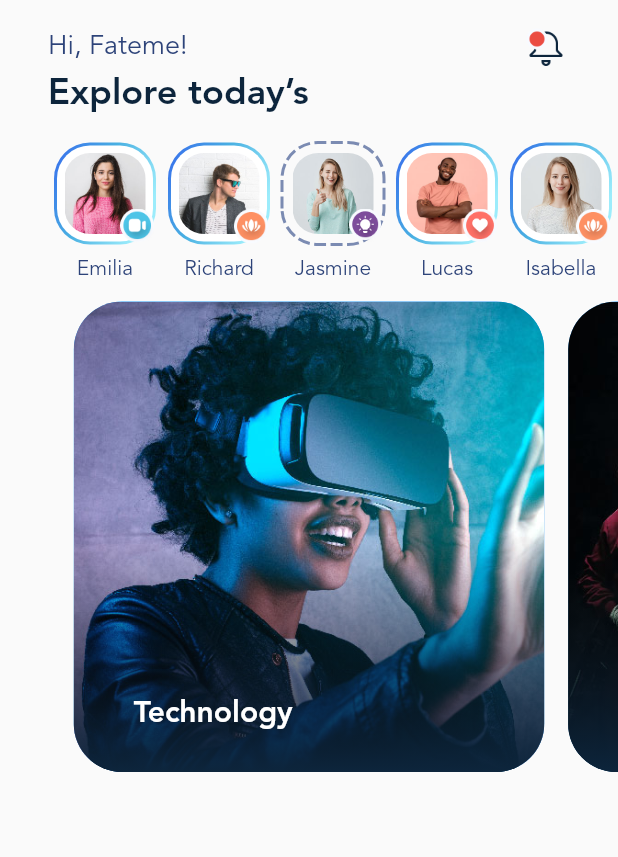
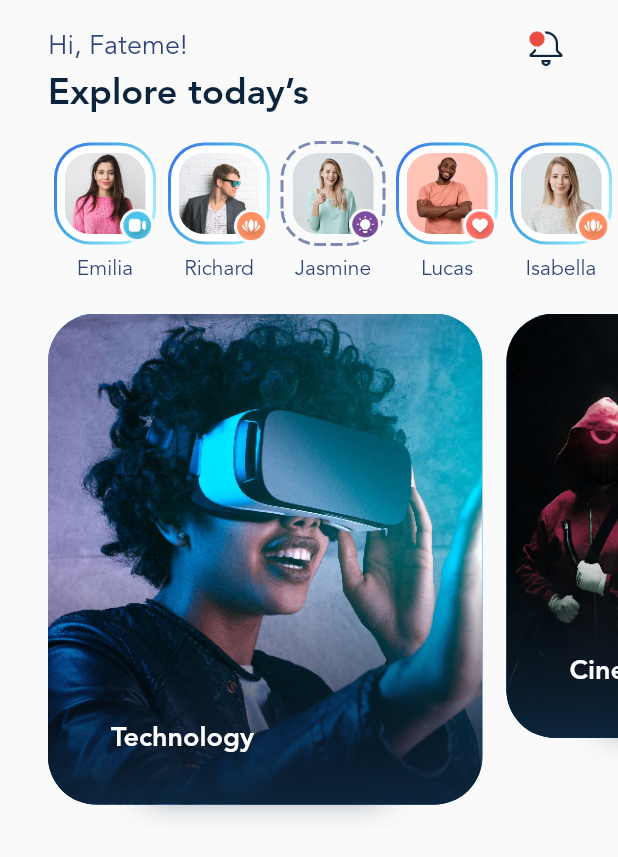
Before and after one commit to lfawtme/blogclub, a Flutter app: the screen it shows after launch, on a phone screen of 412 x 824 dp. Shown: the top 857 px of the screen. Run offline on Flutter 3.47's test engine with Material 2 defaults, Android fonts, the phone set to English and light mode, and no system bars; drawn by our look-alikes of dotted_border.

```diff
--- a/lib/carousel/carousel_slider.dart
+++ b/lib/carousel/carousel_slider.dart
@@ -245,6 +245,7 @@ class CarouselSliderState extends State<CarouselSlider>
   Widget getCenterWrapper(Widget child) {
     if (widget.options.disableCenter) {
       return Container(
+        alignment: Alignment.topCenter,
         child: child,
       );
     }
@@ -301,7 +302,7 @@ class CarouselSliderState extends State<CarouselSlider>
   @override
   Widget build(BuildContext context) {
     return getGestureWrapper(PageView.builder(
-      padEnds: widget.options.padEnds,
+      padEnds: false,
       scrollBehavior: ScrollConfiguration.of(context).copyWith(
         scrollbars: false,
         overscroll: false,
--- a/lib/main.dart
+++ b/lib/main.dart
@@ -29,7 +29,8 @@ class MyApp extends StatelessWidget {
             headline6: TextStyle(
                 fontFamily: defaultFontFamily,
                 fontWeight: FontWeight.bold,
-                color: primaryTextColor),
+                color: primaryTextColor,
+                fontSize: 18),
             headline4: TextStyle(
                 fontFamily: defaultFontFamily,
                 fontSize: 24,
@@ -83,7 +84,10 @@ class HomeScreen extends StatelessWidget {
                 ),
               ),
               _StoryList(stories: stories),
-              _CategoryList(),
+              const SizedBox(
+                height: 16,
+              ),
+              const _CategoryList(),
             ],
           ),
         ),
@@ -105,6 +109,8 @@ class _CategoryList extends StatelessWidget {
         itemBuilder: (context, index, readIndex) {
           return _CategoryItem(
             category: categories[readIndex],
+            left: readIndex == 0 ? 32 : 8,
+            right: readIndex == categories.length - 1 ? 32 : 8,
           );
         },
         options: CarouselOptions(
@@ -113,33 +119,46 @@ class _CategoryList extends StatelessWidget {
             aspectRatio: 1.2,
             initialPage: 0,
             disableCenter: true,
-            enableInfiniteScroll: false));
+            enlargeCenterPage: true,
+            enableInfiniteScroll: false,
+            scrollPhysics: const BouncingScrollPhysics(),
+            enlargeStrategy: CenterPageEnlargeStrategy.height));
   }
 }
 
 class _CategoryItem extends StatelessWidget {
   final Category category;
+  final double left;
+  final double right;
   const _CategoryItem({
     super.key,
     required this.category,
+    required this.left,
+    required this.right,
   });
 
   @override
   Widget build(BuildContext context) {
-    return Stack(
+    return Container(
+      margin: EdgeInsets.fromLTRB(left, 0, right, 0),
+      child: Stack(
         children: [
-        Container(
-          margin: EdgeInsets.all(8),
-          child: ClipRRect(
-            borderRadius: BorderRadius.circular(32),
-            child: Image.asset(
-              'assets/img/posts/large/${category.imageFileName}',
-              fit: BoxFit.cover,
-            ),
-          ),
+          Positioned.fill(
+              top: 100,
+              left: 65,
+              right: 65,
+              bottom: 24,
+              child: Container(
+                decoration: const BoxDecoration(boxShadow: [
+                  BoxShadow(blurRadius: 20, color: Color(0xaa0D253C))
+                ]),
+              )),
+          Positioned.fill(
+            child: Container(
+              margin: const EdgeInsets.fromLTRB(0, 0, 0, 16),
               foregroundDecoration: BoxDecoration(
                 borderRadius: BorderRadius.circular(32),
-            gradient: LinearGradient(
+                gradient: const LinearGradient(
                     begin: Alignment.bottomCenter,
                     end: Alignment.center,
                     colors: [
@@ -151,10 +170,18 @@ class _CategoryItem extends StatelessWidget {
                 color: Colors.blue,
                 borderRadius: BorderRadius.circular(32),
               ),
+              child: ClipRRect(
+                borderRadius: BorderRadius.circular(32),
+                child: Image.asset(
+                  'assets/img/posts/large/${category.imageFileName}',
+                  fit: BoxFit.cover,
+                ),
+              ),
+            ),
           ),
           Positioned(
             bottom: 48,
-          left: 48,
+            left: 42,
             child: Text(category.title,
                 style: Theme.of(context)
                     .textTheme
@@ -162,6 +189,7 @@ class _CategoryItem extends StatelessWidget {
                     .apply(color: Colors.white)),
           )
         ],
+      ),
     );
   }
 }
```
Lines whose indentation alone changed are shown as unchanged.
